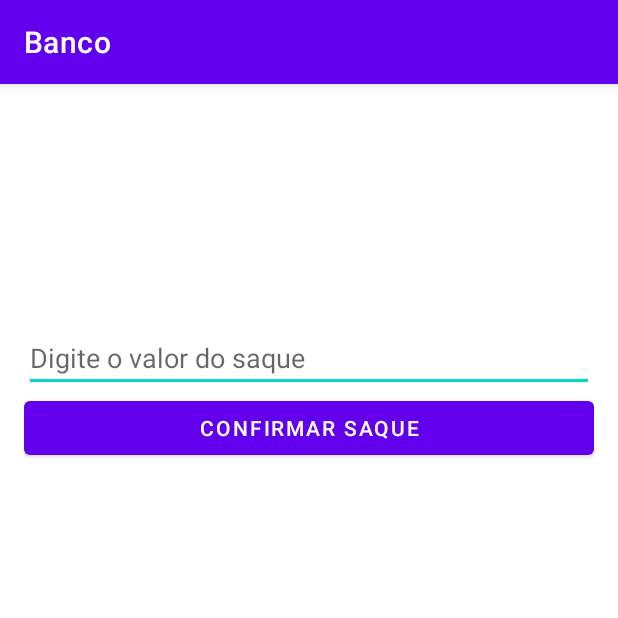
After one commit to WillianDSilveira/Banco, an Android app: the SaqueActivity screen opened directly, with no data from a screen before it, on a phone screen of 412 x 824 dp, the top half of it. The commit adds this screen. Run offline under Robolectric (Android 15) with nearby library versions, the phone set to English and light mode, and no system bars.

Commit message:
Adicionando funcão saque

```diff
--- a/app/src/main/AndroidManifest.xml
+++ b/app/src/main/AndroidManifest.xml
@@ -13,6 +13,9 @@
         android:theme="@style/Theme.Banco"
         tools:targetApi="31">
         <activity
+            android:name=".SaqueActivity"
+            android:exported="false" />
+        <activity
             android:name=".DepositoActivity"
             android:exported="false" />
         <activity
--- /dev/null
+++ b/app/src/main/java/com/example/banco/SaqueActivity.java
@@ -0,0 +1,57 @@
+package com.example.banco;
+
+import android.content.Intent;
+import android.os.Bundle;
+import android.view.View;
+import android.widget.EditText;
+import android.widget.Toast;
+
+import androidx.activity.EdgeToEdge;
+import androidx.appcompat.app.AppCompatActivity;
+import androidx.core.graphics.Insets;
+import androidx.core.view.ViewCompat;
+import androidx.core.view.WindowInsetsCompat;
+
+public class SaqueActivity extends AppCompatActivity {
+
+    @Override
+    protected void onCreate(Bundle savedInstanceState) {
+        super.onCreate(savedInstanceState);
+        EdgeToEdge.enable(this);
+        setContentView(R.layout.activity_saque);
+
+    }
+
+    public void confirmarSaque(View view) {
+
+        EditText edtValorSaque = findViewById(R.id.edtValorSaque);
+
+        String valorTexto = edtValorSaque.getText().toString();
+
+        // Verifica se campo esta vazio
+        if (valorTexto.isEmpty()) {
+            Toast.makeText(this, "Digite um valor para depósito", Toast.LENGTH_SHORT).show();
+            return;
+        }
+        // Verifica se o valor não é negativo
+        double valorSaque = Double.parseDouble(valorTexto);
+        if (valorSaque <= 0) {
+            Toast.makeText(this, "Digite um valor positivo", Toast.LENGTH_SHORT).show();
+            return;
+        }
+        // Verifica se o valorSaque não é menor qua o saldo em conta
+        if (DadosCompartilhados.conta.saldo < valorSaque ) {
+            Toast.makeText(this, "O Valor não disponivel em conta", Toast.LENGTH_SHORT).show();
+            return;
+        }
+
+        // Atualiza o saldo diretamente na conta
+        DadosCompartilhados.conta.saldo -= valorSaque;
+        Toast.makeText(this, "Depósito realizado com sucesso", Toast.LENGTH_SHORT).show();
+
+
+        // Chama a tela Principal
+        Intent intent = new Intent(this, PrincipalActivity.class);
+        startActivity(intent);
+    }
+}
--- /dev/null
+++ b/app/src/main/res/layout/activity_saque.xml
@@ -0,0 +1,34 @@
+<?xml version="1.0" encoding="utf-8"?>
+<androidx.constraintlayout.widget.ConstraintLayout xmlns:android="http://schemas.android.com/apk/res/android"
+    xmlns:app="http://schemas.android.com/apk/res-auto"
+    xmlns:tools="http://schemas.android.com/tools"
+    android:id="@+id/main"
+    android:layout_width="match_parent"
+    android:layout_height="match_parent"
+    tools:context=".SaqueActivity">
+
+    <LinearLayout
+        android:layout_width="match_parent"
+        android:layout_height="match_parent"
+        android:orientation="vertical"
+        android:padding="16dp">
+
+        <EditText
+            android:id="@+id/edtValorSaque"
+            android:layout_width="match_parent"
+            android:layout_height="wrap_content"
+            android:layout_marginTop="200dp"
+            android:hint="Digite o valor do saque"
+            android:inputType="numberDecimal" />
+
+        <Button
+            android:id="@+id/btnConfirmarSaque"
+            android:layout_width="match_parent"
+            android:layout_height="wrap_content"
+            android:onClick="confirmarSaque"
+            android:text="Confirmar Saque" />
+
+    </LinearLayout>
+
+
+</androidx.constraintlayout.widget.ConstraintLayout>
```
Also changed, not shown: app/src/main/java/com/example/banco/PrincipalActivity.java (+8 -5 lines), app/src/main/res/layout/activity_principal.xml (+7 -0 lines).
